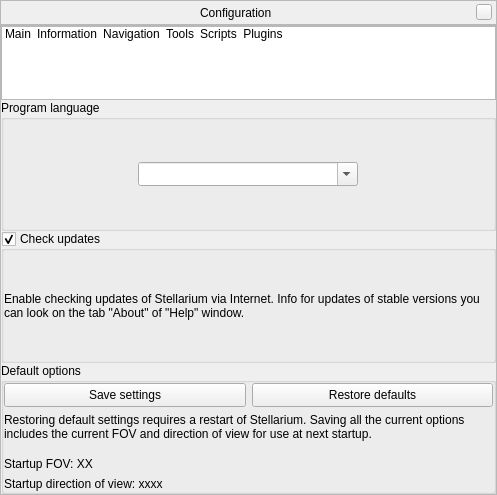
Qt form src/gui/configurationDialog.ui (519984307/stellarium_src) before a commit.
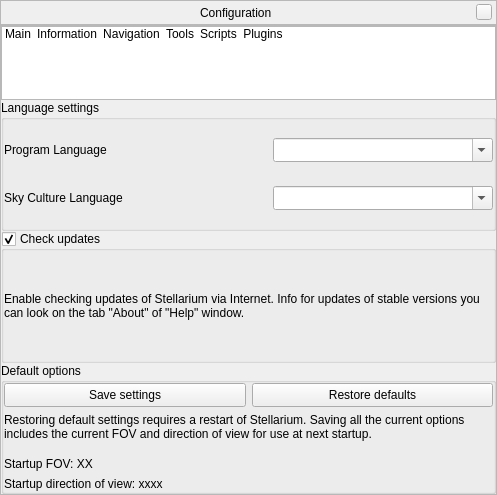
The same form after that commit. Icons and pictures are not drawn. Custom widgets are drawn as their Qt base class.

Commit message: Made sky language settings accessible via GUI

Diff of the .ui file:
```diff
--- a/src/gui/configurationDialog.ui
+++ b/src/gui/configurationDialog.ui
@@ -170,7 +170,7 @@
           <item>
            <widget class="QGroupBox" name="groupBox_2">
             <property name="title">
-             <string>Program language</string>
+             <string>Language settings</string>
             </property>
             <layout class="QHBoxLayout" name="horizontalLayout_2">
              <property name="leftMargin">
@@ -186,6 +186,15 @@
               <number>0</number>
              </property>
              <item>
+              <layout class="QGridLayout" name="languageGridLayout">
+               <item row="0" column="0">
+                <widget class="QLabel" name="programLanguageLabel">
+                 <property name="text">
+                  <string>Program Language</string>
+                 </property>
+                </widget>
+               </item>
+               <item row="0" column="1">
               <widget class="QComboBox" name="programLanguageComboBox">
                <property name="sizePolicy">
                 <sizepolicy hsizetype="Preferred" vsizetype="Preferred">
@@ -219,6 +228,43 @@
                </property>
               </widget>
              </item>
+               <item row="1" column="0">
+                <widget class="QLabel" name="skycultureLanguageLabel">
+                 <property name="text">
+                  <string>Sky Culture Language</string>
+                 </property>
+                </widget>
+               </item>
+               <item row="1" column="1">
+                <widget class="QComboBox" name="skycultureLanguageComboBox">
+                 <property name="sizePolicy">
+                  <sizepolicy hsizetype="Preferred" vsizetype="Preferred">
+                   <horstretch>0</horstretch>
+                   <verstretch>0</verstretch>
+                  </sizepolicy>
+                 </property>
+                 <property name="minimumSize">
+                  <size>
+                   <width>220</width>
+                   <height>24</height>
+                  </size>
+                 </property>
+                 <property name="maximumSize">
+                  <size>
+                   <width>220</width>
+                   <height>24</height>
+                  </size>
+                 </property>
+                 <property name="editable">
+                  <bool>true</bool>
+                 </property>
+                 <property name="insertPolicy">
+                  <enum>QComboBox::NoInsert</enum>
+                 </property>
+                </widget>
+               </item>
+              </layout>
+             </item>
             </layout>
            </widget>
           </item>
```
Left out of the diff: 1 changed line with no effect on the pictures. Lines whose indentation alone changed are shown as unchanged. The commit also changes 2 other files.
